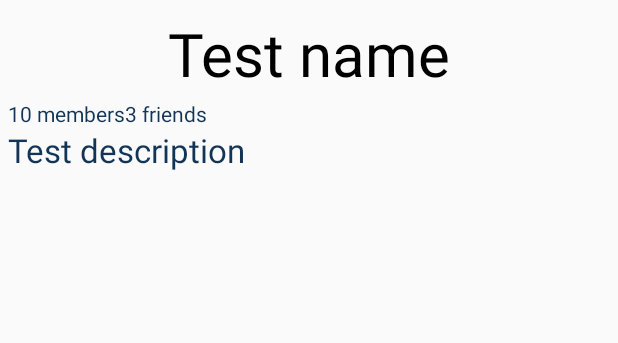
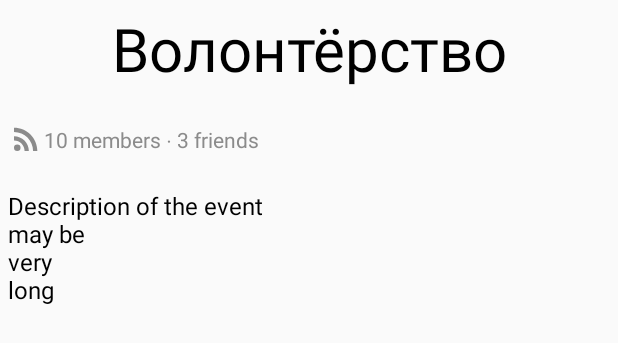
Before and after one commit to NewUserKK/vk-2019-volunteers, an Android app: the layout content_event_detail.xml on its own in the app's theme, with its tools: preview values and no code run, on a phone screen of 412 x 824 dp. Shown: the top 343 px of the screen. Run offline under Robolectric (Android 15) with nearby library versions, the phone set to English and light mode, and no system bars.

Commit message:
Adjust event detail layout

```diff
--- a/Android/app/src/main/java/ru/newuserkk/volunteers/presentation/event/EventDetailFragment.kt
+++ b/Android/app/src/main/java/ru/newuserkk/volunteers/presentation/event/EventDetailFragment.kt
@@ -6,7 +6,6 @@ import android.view.View
 import androidx.navigation.fragment.navArgs
 import kotlinx.android.synthetic.main.content_event_detail.view.*
 import kotlinx.coroutines.Dispatchers
-import kotlinx.coroutines.async
 import kotlinx.coroutines.launch
 import kotlinx.coroutines.withContext
 import org.kodein.di.generic.instance
@@ -39,7 +38,7 @@ class EventDetailFragment : AbstractFragment() {
             val countFriends = withContext(Dispatchers.IO) {
                 eventRepository.getFriendsByEvent(event).size
             }
-            event_detail_common_members.text =
+            event_detail_members.text =
                 resources.getQuantityString(R.plurals.numberOfMembers, countMembers, countMembers)
             event_detail_friends.text =
                 resources.getQuantityString(R.plurals.numberOfFriends, countFriends, countFriends)
--- /dev/null
+++ b/Android/app/src/main/res/drawable/ic_rss_feed_24px.xml
@@ -0,0 +1,12 @@
+<vector xmlns:android="http://schemas.android.com/apk/res/android"
+    android:width="24dp"
+    android:height="24dp"
+    android:viewportWidth="24"
+    android:viewportHeight="24">
+  <path
+      android:fillColor="#FF000000"
+      android:pathData="M6.18,17.82m-2.18,0a2.18,2.18 0,1 1,4.36 0a2.18,2.18 0,1 1,-4.36 0"/>
+  <path
+      android:fillColor="#FF000000"
+      android:pathData="M4,4.44v2.83c7.03,0 12.73,5.7 12.73,12.73h2.83c0,-8.59 -6.97,-15.56 -15.56,-15.56zM4,10.1v2.83c3.9,0 7.07,3.17 7.07,7.07h2.83c0,-5.47 -4.43,-9.9 -9.9,-9.9z"/>
+</vector>
--- a/Android/app/src/main/res/layout/content_event_detail.xml
+++ b/Android/app/src/main/res/layout/content_event_detail.xml
@@ -8,61 +8,91 @@
 
     <TextView
         android:id="@+id/event_detail_name"
-        style="@style/PrimaryText"
         android:layout_width="match_parent"
         android:layout_height="wrap_content"
+        android:layout_marginBottom="16dp"
         android:gravity="center_horizontal"
         android:textSize="40sp"
-        app:layout_constraintBottom_toTopOf="@id/event_detail_members"
+        app:layout_constraintBottom_toTopOf="@id/event_detail_members_container"
         app:layout_constraintEnd_toEndOf="parent"
         app:layout_constraintStart_toStartOf="parent"
         app:layout_constraintTop_toTopOf="parent"
-        tools:text="Test name" />
+        app:layout_constraintVertical_bias="0"
+        app:layout_constraintVertical_chainStyle="packed"
+        tools:text="Волонтёрство" />
 
     <androidx.constraintlayout.widget.ConstraintLayout
-        android:id="@+id/event_detail_members"
+        android:id="@+id/event_detail_members_container"
         android:layout_width="match_parent"
         android:layout_height="wrap_content"
+        android:paddingVertical="5dp"
         app:layout_constraintBottom_toTopOf="@id/event_detail_description"
         app:layout_constraintEnd_toEndOf="parent"
         app:layout_constraintStart_toStartOf="parent"
         app:layout_constraintTop_toBottomOf="@id/event_detail_name">
 
-        <TextView
-            android:id="@+id/event_detail_common_members"
+        <ImageView
+            android:id="@+id/event_detail_members_icon"
             android:layout_width="wrap_content"
-            android:layout_height="match_parent"
-            android:textSize="14sp"
+            android:layout_height="wrap_content"
+            android:src="@drawable/ic_rss_feed_24px"
+            android:tint="@color/textColorLight"
+            app:layout_constraintBottom_toBottomOf="parent"
+            app:layout_constraintEnd_toStartOf="@id/event_detail_members"
             app:layout_constraintHorizontal_bias="0"
             app:layout_constraintHorizontal_chainStyle="packed"
+            app:layout_constraintStart_toStartOf="parent"
+            app:layout_constraintTop_toTopOf="parent" />
+
+        <TextView
+            android:id="@+id/event_detail_members"
+            style="@style/AppTheme.Text.Description"
+            android:layout_width="wrap_content"
+            android:layout_height="wrap_content"
+            android:textSize="14sp"
             app:layout_constraintBottom_toBottomOf="parent"
-            app:layout_constraintEnd_toStartOf="@id/event_detail_friends"
-            app:layout_constraintStart_toStartOf="parent"
+            app:layout_constraintEnd_toStartOf="@id/event_detail_point"
+            app:layout_constraintStart_toEndOf="@id/event_detail_members_icon"
             app:layout_constraintTop_toTopOf="parent"
             tools:text="10 members" />
 
         <TextView
+            android:id="@+id/event_detail_point"
+            style="@style/AppTheme.Text.Description"
+            android:layout_width="wrap_content"
+            android:layout_height="wrap_content"
+            android:layout_marginStart="4dp"
+            android:layout_marginEnd="4dp"
+            android:text="‧"
+            app:layout_constraintBottom_toBottomOf="@id/event_detail_members"
+            app:layout_constraintEnd_toStartOf="@id/event_detail_friends"
+            app:layout_constraintStart_toEndOf="@id/event_detail_members"
+            app:layout_constraintTop_toTopOf="@id/event_detail_members"
+            tools:ignore="HardcodedText" />
+
+
+        <TextView
             android:id="@+id/event_detail_friends"
+            style="@style/AppTheme.Text.Description"
             android:layout_width="wrap_content"
-            android:layout_height="match_parent"
+            android:layout_height="wrap_content"
             android:textSize="14sp"
-            app:layout_constraintBottom_toBottomOf="parent"
+            app:layout_constraintBottom_toBottomOf="@+id/event_detail_point"
             app:layout_constraintEnd_toEndOf="parent"
-            app:layout_constraintStart_toEndOf="@id/event_detail_common_members"
-            app:layout_constraintTop_toTopOf="parent"
+            app:layout_constraintStart_toEndOf="@id/event_detail_point"
+            app:layout_constraintTop_toTopOf="@+id/event_detail_point"
             tools:text="3 friends" />
-
     </androidx.constraintlayout.widget.ConstraintLayout>
 
     <TextView
         android:id="@+id/event_detail_description"
-        style="@style/SecondaryText"
         android:layout_width="match_parent"
         android:layout_height="wrap_content"
-        android:textSize="22sp"
+        android:layout_marginTop="16dp"
+        app:layout_constraintBottom_toBottomOf="parent"
         app:layout_constraintEnd_toEndOf="parent"
         app:layout_constraintStart_toStartOf="parent"
-        app:layout_constraintTop_toBottomOf="@id/event_detail_members"
-        tools:text="Test description" />
+        app:layout_constraintTop_toBottomOf="@id/event_detail_members_container"
+        tools:text="Description of the event\nmay be\nvery\nlong" />
 
 </androidx.constraintlayout.widget.ConstraintLayout>
--- a/Android/app/src/main/res/values/colors.xml
+++ b/Android/app/src/main/res/values/colors.xml
@@ -3,6 +3,8 @@
     <color name="colorPrimary">#FFFFFF</color>
     <color name="colorPrimaryDark">#000000</color>
     <color name="colorAccent">#731EC8</color>
-    <color name="textColor">#123456</color>
+    <color name="textColor">#000000</color>
+    <color name="textColorLight">@color/gray</color>
     <color name="white">#FFFFFF</color>
+    <color name="gray">#8B8B8B</color>
 </resources>
--- a/Android/app/src/main/res/values/styles.xml
+++ b/Android/app/src/main/res/values/styles.xml
@@ -7,7 +7,7 @@
         <item name="colorPrimary">@color/colorPrimary</item>
         <item name="colorPrimaryDark">@color/colorPrimaryDark</item>
         <item name="colorAccent">@color/colorAccent</item>
-        <item name="android:textSize">14sp</item>
+        <item name="android:textSize">16sp</item>
         <item name="android:textColor">@color/textColor</item>
     </style>
 
@@ -22,19 +22,16 @@
 
     <style name="AppTheme.PopupOverlay" parent="ThemeOverlay.AppCompat.Light" />
 
-    <style name="EventText">
+    <style name="AppTheme.Text">
+        <item name="android:textSize">16sp</item>
     </style>
 
-    <style name="PrimaryText" parent="EventText">
-        <item name="android:padding">3dp</item>
-        <item name="android:textColor">@android:color/black</item>
+    <style name="AppTheme.Text.Description">
+        <item name="android:textColor">@color/textColorLight</item>
+        <item name="android:textSize">14sp</item>
     </style>
 
-    <style name="SecondaryText" parent="EventText">
-
-    </style>
-
-    <style name="RequestText" parent="PrimaryText">
+    <style name="AppTheme.Text.RequestText">
         <item name="android:textSize">25sp</item>
     </style>
 
```
Also changed, not shown: Android/app/src/main/res/layout/fragment_person_registration_education.xml (+6 -6 lines), Android/app/src/main/res/layout/fragment_person_registration_experience.xml (+8 -8 lines), Android/app/src/main/res/layout/fragment_person_registration_personal_info.xml (+14 -14 lines), Android/app/src/main/res/values/strings.xml (+7 -7 lines).
